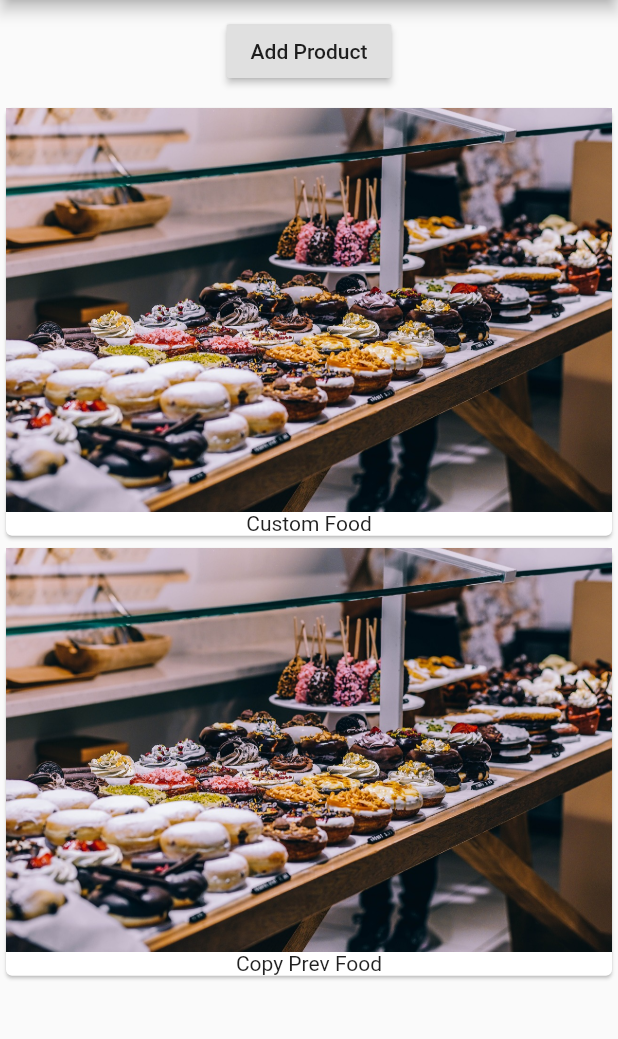
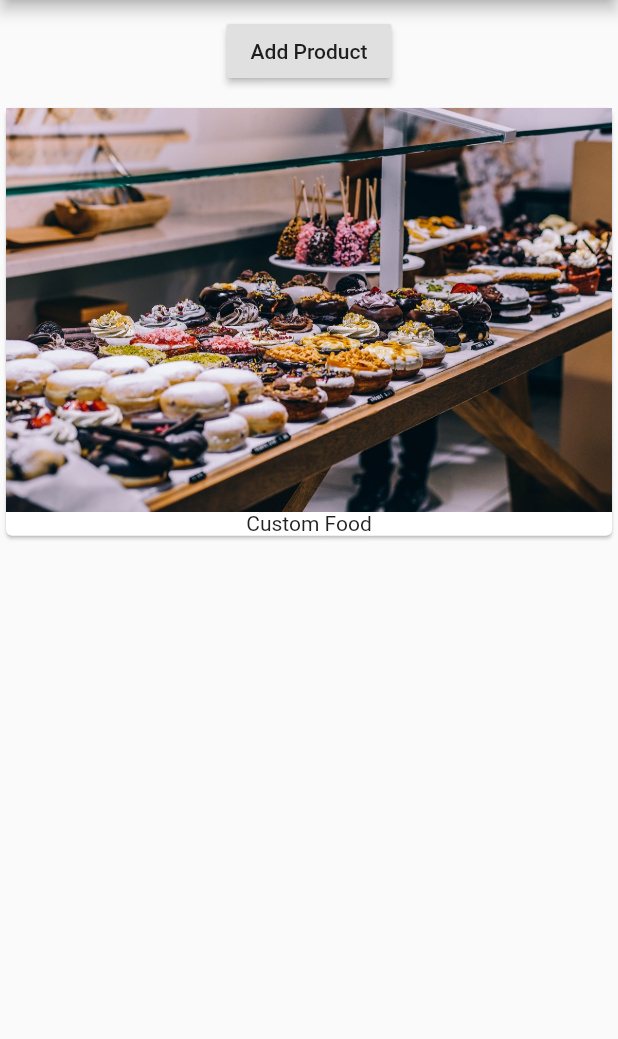
Before and after one commit to ParthoBhowmick/LearningFlutter, a Flutter app: the screen it shows after launch, on a phone screen of 412 x 824 dp, the part 84-1123 px from its top. Run offline on Flutter 3.47's test engine with Material 2 defaults, Android fonts, the phone set to English and light mode, and no system bars.

```diff
--- a/lib/main.dart
+++ b/lib/main.dart
@@ -1,4 +1,6 @@
 import 'package:flutter/material.dart';
+
+import './product_manager.dart';
 
 void main() => runApp(MyApp());
 
@@ -6,146 +8,13 @@ class MyApp extends StatelessWidget {
   @override
   build(BuildContext context) {
     return MaterialApp(
+      debugShowCheckedModeBanner: false,
       home: Scaffold(
         appBar: AppBar(
           title: Text('Test Appbar'),
         ),
-        body: Column(
-          children: <Widget>[
-            Container(
-              margin: EdgeInsets.all(10.0),
-              child: RaisedButton(
-                onPressed: () {},
-                child: Text('Add Product'),
-              ),
-            ),
-            Card(
-              child: Column(
-                children: <Widget>[
-                  Image.asset("assets/food.jpg"),
-                  Text("Custom Food")
-                ],
-              ),
-            ),
-            Card(
-              child: Column(
-                children: <Widget>[
-                  Image.asset("assets/food.jpg"),
-                  Text("Copy Prev Food")
-                ],
-              ),
-            ),
-          ],
-        ),
+        body: ProductManager()
       ),
     );
   }
 }
-
-//class MyApp extends StatelessWidget {
-//  // This widget is the root of your application.
-//  @override
-//  Widget build(BuildContext context) {
-//    return MaterialApp(
-//      title: 'Flutter Demo',
-//      theme: ThemeData(
-//        // This is the theme of your application.
-//        //
-//        // Try running your application with "flutter run". You'll see the
-//        // application has a blue toolbar. Then, without quitting the app, try
-//        // changing the primarySwatch below to Colors.green and then invoke
-//        // "hot reload" (press "r" in the console where you ran "flutter run",
-//        // or simply save your changes to "hot reload" in a Flutter IDE).
-//        // Notice that the counter didn't reset back to zero; the application
-//        // is not restarted.
-//        primarySwatch: Colors.blue,
-//      ),
-//      home: MyHomePage(title: 'Flutter Demo Home Page'),
-//    );
-//  }
-//}
-
-//class MyHomePage extends StatefulWidget {
-//  MyHomePage({Key key, this.title}) : super(key: key);
-//
-//  // This widget is the home page of your application. It is stateful, meaning
-//  // that it has a State object (defined below) that contains fields that affect
-//  // how it looks.
-//
-//  // This class is the configuration for the state. It holds the values (in this
-//  // case the title) provided by the parent (in this case the App widget) and
-//  // used by the build method of the State. Fields in a Widget subclass are
-//  // always marked "final".
-//
-//  final String title;
-//
-//  @override
-//  _MyHomePageState createState() => _MyHomePageState();
-//}
-//
-//class _MyHomePageState extends State<MyHomePage> {
-//  int _counter = 0;
-//
-//  void _incrementCounter() {
-//    setState(() {
-//      // This call to setState tells the Flutter framework that something has
-//      // changed in this State, which causes it to rerun the build method below
-//      // so that the display can reflect the updated values. If we changed
-//      // _counter without calling setState(), then the build method would not be
-//      // called again, and so nothing would appear to happen.
-//      _counter++;
-//    });
-//  }
-//
-//  @override
-//  Widget build(BuildContext context) {
-//    // This method is rerun every time setState is called, for instance as done
-//    // by the _incrementCounter method above.
-//    //
-//    // The Flutter framework has been optimized to make rerunning build methods
-//    // fast, so that you can just rebuild anything that needs updating rather
-//    // than having to individually change instances of widgets.
-//    return Scaffold(
-//      appBar: AppBar(
-//        // Here we take the value from the MyHomePage object that was created by
-//        // the App.build method, and use it to set our appbar title.
-//        title: Text(widget.title),
-//      ),
-//      body: Center(
-//        // Center is a layout widget. It takes a single child and positions it
-//        // in the middle of the parent.
-//        child: Column(
-//          // Column is also layout widget. It takes a list of children and
-//          // arranges them vertically. By default, it sizes itself to fit its
-//          // children horizontally, and tries to be as tall as its parent.
-//          //
-//          // Invoke "debug painting" (press "p" in the console, choose the
-//          // "Toggle Debug Paint" action from the Flutter Inspector in Android
-//          // Studio, or the "Toggle Debug Paint" command in Visual Studio Code)
-//          // to see the wireframe for each widget.
-//          //
-//          // Column has various properties to control how it sizes itself and
-//          // how it positions its children. Here we use mainAxisAlignment to
-//          // center the children vertically; the main axis here is the vertical
-//          // axis because Columns are vertical (the cross axis would be
-//          // horizontal).
-//          mainAxisAlignment: MainAxisAlignment.center,
-//          children: <Widget>[
-//            Text(
-//              'You have pushed the button this many times:',
-//            ),
-//            Text(
-//              '$_counter',
-//              style: Theme.of(context).textTheme.display1,
-//            ),
-//          ],
-//        ),
-//      ),
-//      floatingActionButton: FloatingActionButton(
-//        onPressed: _incrementCounter,
-//        tooltip: 'Increment',
-//        child: Icon(Icons.add),
-//      ), // This trailing comma makes auto-formatting nicer for build methods.
-//    );
-//  }
-//}
--- /dev/null
+++ b/lib/product_manager.dart
@@ -0,0 +1,37 @@
+import 'package:flutter/material.dart';
+
+import './products.dart';
+
+class ProductManager extends StatefulWidget {
+  @override
+  State<StatefulWidget> createState() {
+    // TODO: implement createState
+    return _ProductManagerState();
+  }
+}
+
+class _ProductManagerState extends State<ProductManager> {
+  List<String> _products = ["Food Tester"];
+
+  @override
+  Widget build(BuildContext context) {
+    // TODO: implement build
+    return Column(
+      children: <Widget>[
+        Container(
+          margin: EdgeInsets.all(10.0),
+          child: RaisedButton(
+            onPressed: () {
+              // telling flutter some change happens. please re-render it
+              setState(() {
+                _products.add("Add Food Tester");
+              });
+            },
+            child: Text('Add Product'),
+          ),
+        ),
+        Products(_products)
+      ],
+    );
+  }
+}
--- /dev/null
+++ b/lib/products.dart
@@ -0,0 +1,25 @@
+import 'package:flutter/material.dart';
+
+class Products extends StatelessWidget {
+
+  final List<String> products;
+
+  Products(this.products);
+
+  @override
+  Widget build(BuildContext context) {
+    // TODO: implement build
+    return Column(
+        children: products.map(
+              (element) =>
+              Card(
+                child: Column(
+                  children: <Widget>[
+                    Image.asset("assets/food.jpg"),
+                    Text("Custom Food")
+                  ],
+                ),
+              ),
+        ).toList());
+  }
+}
```
